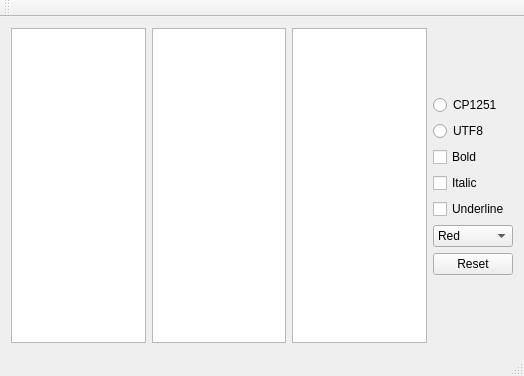
First picture: the form in mainwindow.ui, repository bul-bash/TextHelper, before the edit.
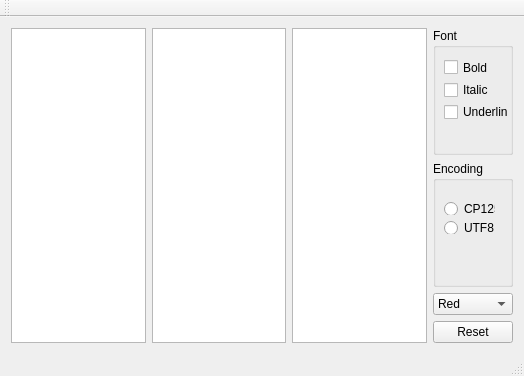
Second picture: the form after the edit.

The edit to the form file:
```diff
--- a/mainwindow.ui
+++ b/mainwindow.ui
@@ -15,24 +15,25 @@
   </property>
   <widget class="QWidget" name="centralWidget">
    <layout class="QGridLayout" name="gridLayout_2">
-    <item row="0" column="3">
+    <item row="0" column="4">
      <layout class="QGridLayout" name="gridLayout">
       <item row="0" column="1">
        <layout class="QVBoxLayout" name="verticalLayout_2">
         <item>
-         <widget class="QRadioButton" name="cp1251">
-          <property name="text">
-           <string>CP1251</string>
+         <widget class="QGroupBox" name="fontBox">
+          <property name="title">
+           <string>Font</string>
           </property>
-         </widget>
-        </item>
-        <item>
-         <widget class="QRadioButton" name="utf8">
-          <property name="text">
-           <string>UTF8</string>
-          </property>
-         </widget>
-        </item>
+          <widget class="QWidget" name="">
+           <property name="geometry">
+            <rect>
+             <x>0</x>
+             <y>20</y>
+             <width>86</width>
+             <height>83</height>
+            </rect>
+           </property>
+           <layout class="QVBoxLayout" name="verticalLayout">
         <item>
          <widget class="QCheckBox" name="bold">
           <property name="text">
@@ -52,6 +53,43 @@
           <property name="text">
            <string>Underline</string>
           </property>
+             </widget>
+            </item>
+           </layout>
+          </widget>
+         </widget>
+        </item>
+        <item>
+         <widget class="QGroupBox" name="encodingBox">
+          <property name="title">
+           <string>Encoding</string>
+          </property>
+          <widget class="QWidget" name="">
+           <property name="geometry">
+            <rect>
+             <x>0</x>
+             <y>30</y>
+             <width>73</width>
+             <height>54</height>
+            </rect>
+           </property>
+           <layout class="QVBoxLayout" name="verticalLayout_3">
+            <item>
+             <widget class="QRadioButton" name="cp1251">
+              <property name="text">
+               <string>CP1251</string>
+              </property>
+             </widget>
+            </item>
+            <item>
+             <widget class="QRadioButton" name="utf8">
+              <property name="text">
+               <string>UTF8</string>
+              </property>
+             </widget>
+            </item>
+           </layout>
+          </widget>
          </widget>
         </item>
         <item>
```
Lines whose indentation alone changed are shown as unchanged.
